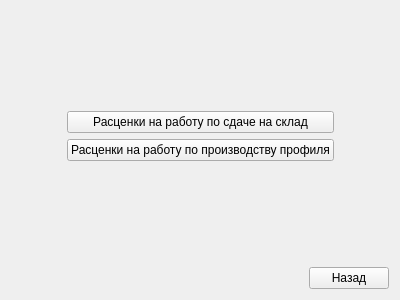
Before: the Qt Designer form costmenuforma.ui in Lelius/protyazhka, drawn with Qt 5.
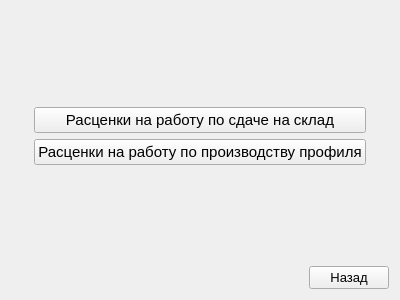
After: the same form once the commit is applied.

Commit message: Увеличил различные шрифты в формах. Стало намного приятнее для глаз.

```diff
--- a/costmenuforma.ui
+++ b/costmenuforma.ui
@@ -46,6 +46,11 @@
       <layout class="QVBoxLayout" name="verticalLayout">
        <item>
         <widget class="QPushButton" name="pushButtonCostWork">
+         <property name="font">
+          <font>
+           <pointsize>11</pointsize>
+          </font>
+         </property>
          <property name="text">
           <string>Расценки на работу по производству профиля</string>
          </property>
@@ -81,6 +86,11 @@
      </item>
      <item row="1" column="1">
       <widget class="QPushButton" name="pushButtonCostStock">
+       <property name="font">
+        <font>
+         <pointsize>11</pointsize>
+        </font>
+       </property>
        <property name="text">
         <string>Расценки на работу по сдаче на склад</string>
        </property>
@@ -105,6 +115,11 @@
      </item>
      <item>
       <widget class="QPushButton" name="pushButtonCostMenuExit">
+       <property name="font">
+        <font>
+         <pointsize>10</pointsize>
+        </font>
+       </property>
        <property name="text">
         <string>Назад</string>
        </property>
```
The commit also changes 7 other files.
